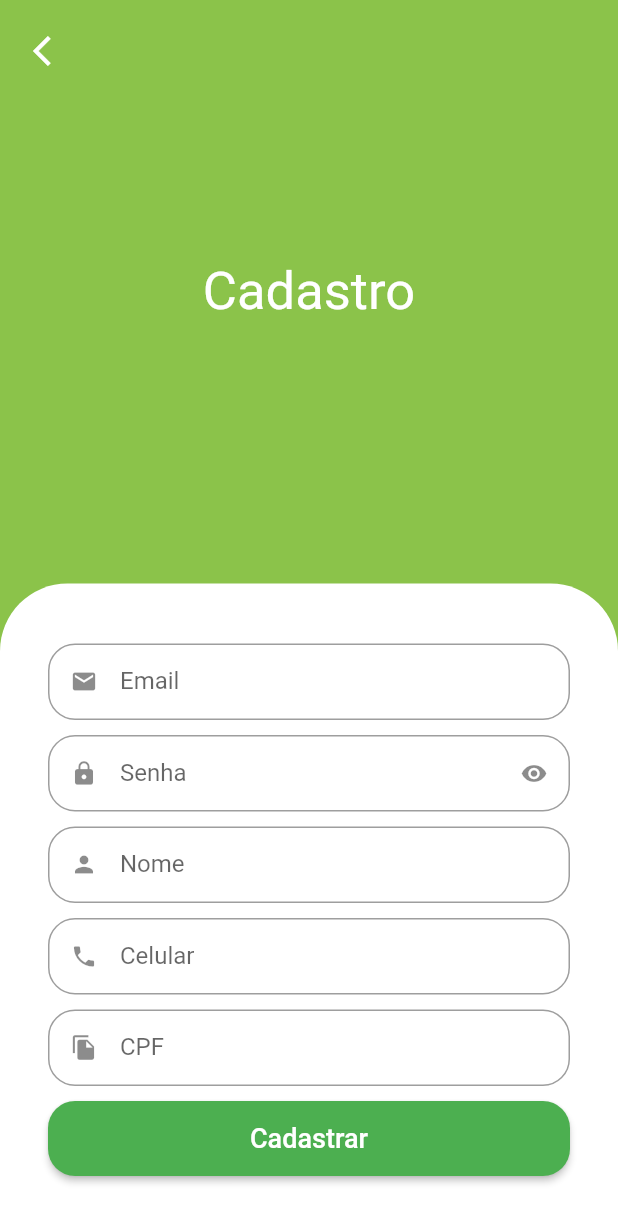
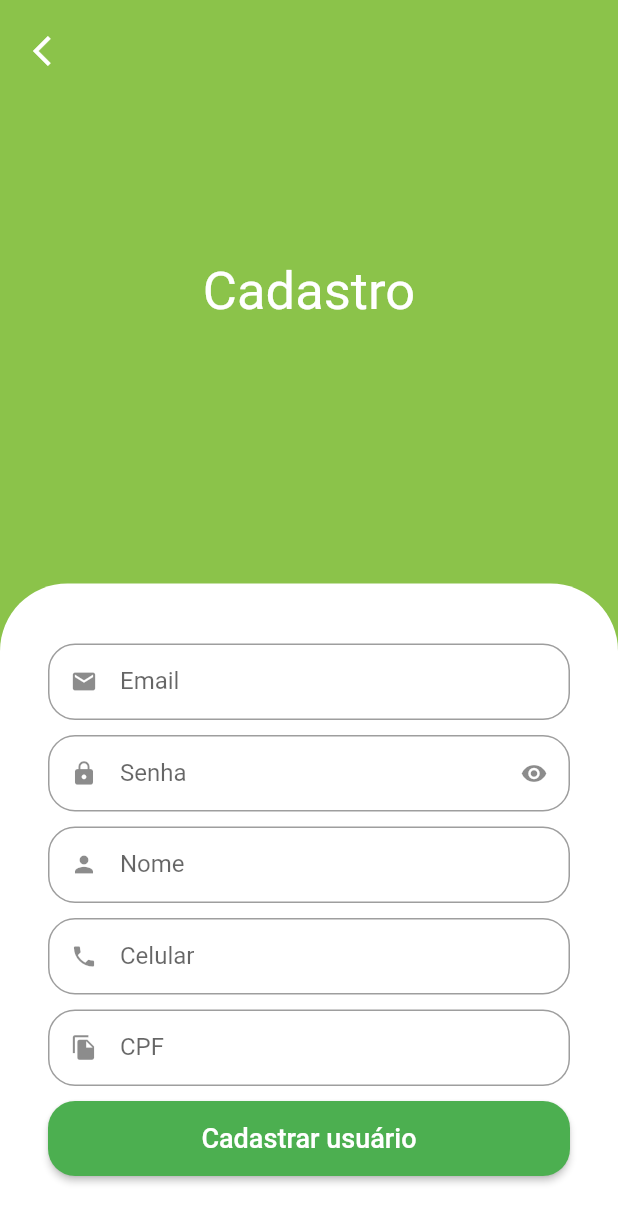
Before and after one commit to MarcosAlbrecht/flutter_quitanda, a Flutter app: the SignUpScreen screen opened by its route, on a phone screen of 412 x 824 dp. Shown: the top 1223 px of the screen. Run offline on Flutter 3.47's test engine with Material 2 defaults, Android fonts, the phone set to English and light mode, and no system bars; our stand-ins replace animated_text_kit, badges, dio, flutter_secure_storage, fluttertoast, freezed_annotation and 4 more; missing offline and left inert: add_to_cart_animation; accounts and stored records are empty.

Commit message:
implements signUp method in screen

```diff
--- a/lib/src/pages/auth/repository/auth_errors.dart
+++ b/lib/src/pages/auth/repository/auth_errors.dart
@@ -4,6 +4,12 @@ String authErrorString(String? code) {
       return 'Email e/ou senha inválidos!';
     case 'Invalid session token':
       return 'Token inválido!';
+    case 'INVALID_FULLNAME':
+      return 'Ocorreu um erro ao cadastrar o usuário: Nome inválido';
+    case 'INVALID_PHONE':
+      return 'Ocorreu um erro ao cadastrar o usuário: Celular inválido';
+    case 'INVALID_CPF':
+      return 'Ocorreu um erro ao cadastrar o usuário: CPF inválido';
     default:
       return 'Um erro indefinido ocorreu!';
   }
--- a/lib/src/pages/auth/view/sign_in_screen.dart
+++ b/lib/src/pages/auth/view/sign_in_screen.dart
@@ -120,7 +120,6 @@ class SignInScreen extends StatelessWidget {
                                       } else {
                                         print('Campos não válidos');
                                       }
-                                      //Get.offNamed(PagesRoutes.baseRoute);
                                     },
                               child: authController.isLoading.value
                                   ? const CircularProgressIndicator()
--- a/lib/src/pages/auth/view/sign_up_screen.dart
+++ b/lib/src/pages/auth/view/sign_up_screen.dart
@@ -1,5 +1,7 @@
 import 'package:flutter/material.dart';
+import 'package:get/get.dart';
 import 'package:mask_text_input_formatter/mask_text_input_formatter.dart';
+import 'package:quitanda_app/src/pages/auth/controller/auth_controller.dart';
 import 'package:quitanda_app/src/pages/common_widgets/custom_text_field.dart';
 import 'package:quitanda_app/src/config/custom_colors.dart';
 import 'package:quitanda_app/src/services/validators.dart';
@@ -16,6 +18,8 @@ class SignUpScreen extends StatelessWidget {
   });
 
   final _formKey = GlobalKey<FormState>();
+
+  final authController = Get.find<AuthController>();
 
   @override
   Widget build(BuildContext context) {
@@ -58,26 +62,38 @@ class SignUpScreen extends StatelessWidget {
                       child: Column(
                         crossAxisAlignment: CrossAxisAlignment.stretch,
                         children: [
-                          const CustomTextField(
+                          CustomTextField(
                             icon: Icons.email,
                             label: 'Email',
+                            onSaved: (value) {
+                              authController.user.email = value;
+                            },
                             textInputType: TextInputType.emailAddress,
                             validator: emailValidator,
                           ),
-                          const CustomTextField(
+                          CustomTextField(
                             icon: Icons.lock,
                             label: 'Senha',
+                            onSaved: (value) {
+                              authController.user.password = value;
+                            },
                             isSecret: true,
                             validator: passwordValidator,
                           ),
-                          const CustomTextField(
+                          CustomTextField(
                             icon: Icons.person,
                             label: 'Nome',
+                            onSaved: (value) {
+                              authController.user.name = value;
+                            },
                             validator: nameValidator,
                           ),
                           CustomTextField(
                             icon: Icons.phone,
                             label: 'Celular',
+                            onSaved: (value) {
+                              authController.user.phone = value;
+                            },
                             inputFormatters: [phoneFormatter],
                             textInputType: TextInputType.phone,
                             validator: phoneValidator,
@@ -85,24 +101,40 @@ class SignUpScreen extends StatelessWidget {
                           CustomTextField(
                             icon: Icons.file_copy,
                             label: 'CPF',
+                            onSaved: (value) {
+                              authController.user.cpf = value;
+                            },
                             inputFormatters: [cpfFormatter],
                             textInputType: TextInputType.number,
                             validator: cpfValidator,
                           ),
                           SizedBox(
                             height: 50,
-                            child: ElevatedButton(
-                              style: ElevatedButton.styleFrom(
-                                shape: RoundedRectangleBorder(
-                                  borderRadius: BorderRadius.circular(18),
+                            child: Obx(
+                              () => ElevatedButton(
+                                style: ElevatedButton.styleFrom(
+                                  shape: RoundedRectangleBorder(
+                                    borderRadius: BorderRadius.circular(18),
+                                  ),
                                 ),
-                              ),
-                              onPressed: () {
-                                _formKey.currentState!.validate();
-                              },
-                              child: const Text(
-                                'Cadastrar',
-                                style: TextStyle(fontSize: 18),
+                                onPressed: authController.isLoading.value
+                                    ? null
+                                    : () {
+                                        FocusScope.of(context).unfocus();
+                                        if (_formKey.currentState!.validate()) {
+                                          _formKey.currentState!.save();
+
+                                          authController.signUp();
+                                        }
+                                      },
+                                child: authController.isLoading.value
+                                    ? const CircularProgressIndicator()
+                                    : const Text(
+                                        'Cadastrar usuário',
+                                        style: TextStyle(
+                                          fontSize: 18,
+                                        ),
+                                      ),
                               ),
                             ),
                           )
--- a/lib/src/pages/common_widgets/custom_text_field.dart
+++ b/lib/src/pages/common_widgets/custom_text_field.dart
@@ -11,6 +11,7 @@ class CustomTextField extends StatefulWidget {
 
   final TextInputType textInputType;
   final String? Function(String?)? validator;
+  final void Function(String?)? onSaved;
 
   final TextEditingController? controller;
 
@@ -25,6 +26,7 @@ class CustomTextField extends StatefulWidget {
     this.textInputType = TextInputType.text,
     this.validator,
     this.controller,
+    this.onSaved,
   }) : super(key: key);
 
   @override
@@ -53,6 +55,7 @@ class _CustomTextFieldState extends State<CustomTextField> {
         keyboardType: widget.textInputType,
         obscureText: isObscure,
         validator: widget.validator,
+        onSaved: widget.onSaved,
         decoration: InputDecoration(
           prefixIcon: Icon(widget.icon),
           suffixIcon: widget.isSecret
--- a/lib/src/services/validators.dart
+++ b/lib/src/services/validators.dart
@@ -33,7 +33,7 @@ String? phoneValidator(String? phone) {
   if (phone == null || phone.isEmpty) {
     return 'Digite um número de celular';
   }
-  if (!phone.isPhoneNumber || phone.length < 14) {
+  if (!phone.isPhoneNumber || phone.length < 13) {
     return 'Digite um número válido';
   }
   return null;
```
Also changed, not shown: lib/src/pages/auth/controller/auth_controller.dart (+16 -0 lines), lib/src/pages/auth/repository/auth_repository.dart (+21 -15 lines), lib/src/pages/auth/view/components/forgot_password_dialog.dart (added, +103 -0 lines), lib/src/pages/profile/profile_tab.dart (+7 -1 lines).
